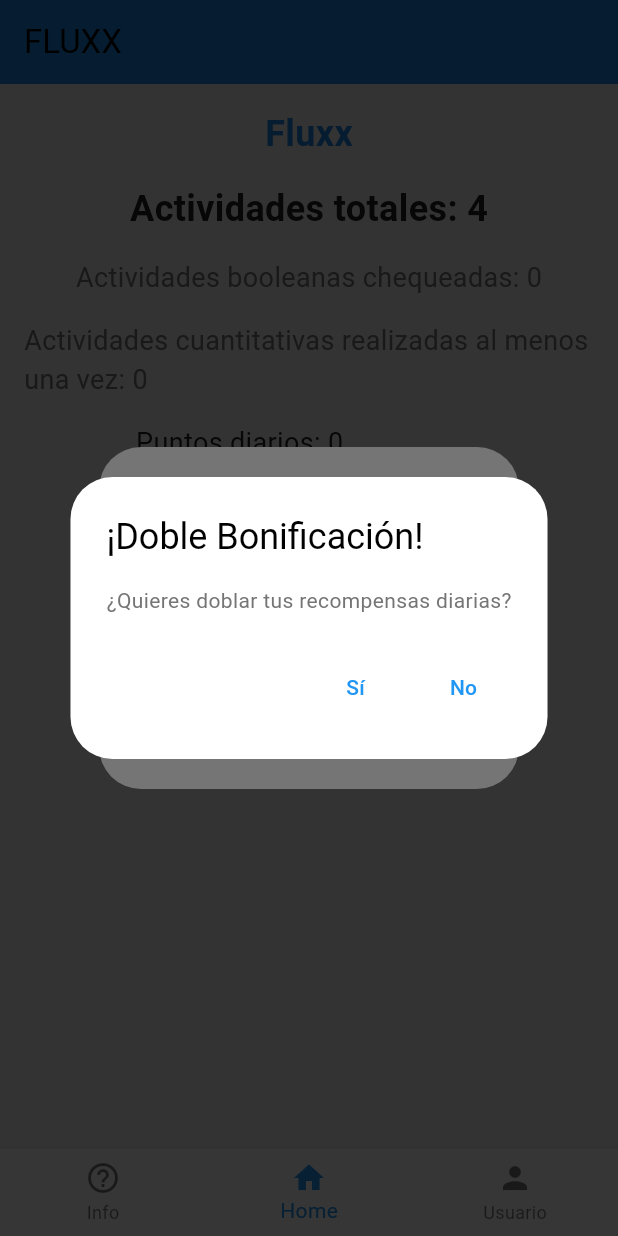
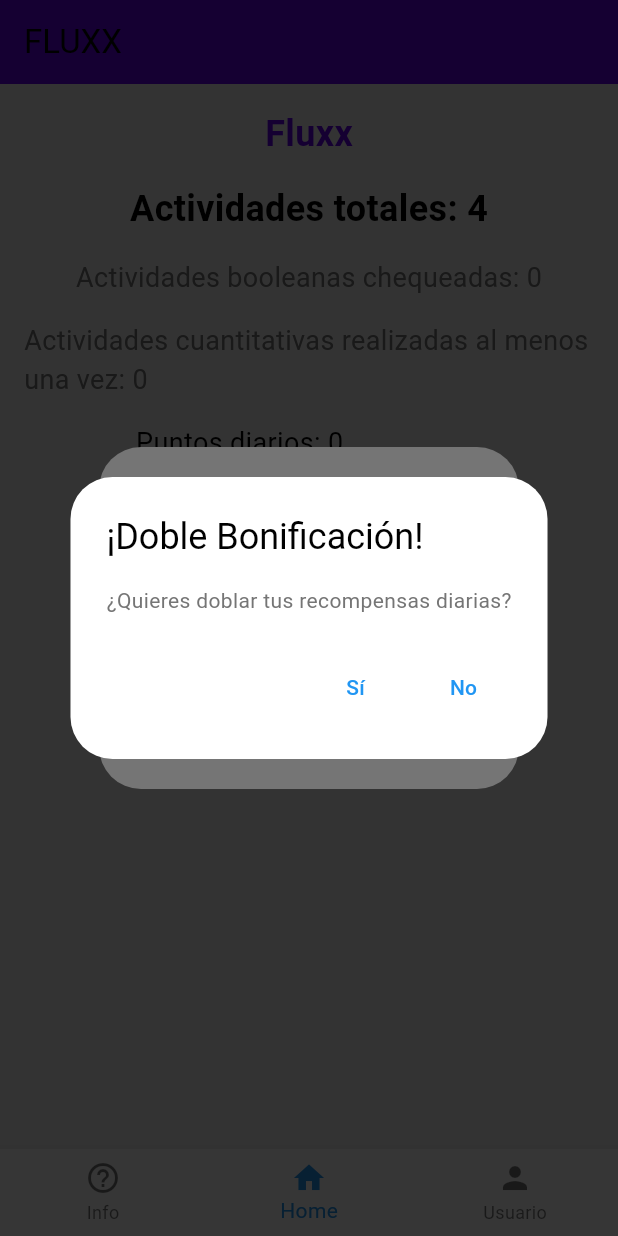
Before and after one commit to jfvenegass/Fluxx, a Flutter app: the HomePage screen opened by its route, item 2 of the bottom bar chosen, on a phone screen of 412 x 824 dp. Run offline on Flutter 3.47's test engine with Material 3 defaults, Android fonts, the phone set to English and light mode, and no system bars; our stand-ins replace get.

Commit message:
ya puse la info de la racha en el home

```diff
--- a/lib/colors.dart
+++ b/lib/colors.dart
@@ -1,7 +1,7 @@
 import 'package:flutter/material.dart';
 
-const Color primaryColor = Color(0xFF1E88E5); // Azul
-const Color accentColor = Color(0xFFD32F2F); // Rojo
-const Color backgroundColor = Color(0xFFF5F5F5); // Gris claro
-const Color textColor = Color(0xFF212121); // Negro
-const Color secondaryTextColor = Color(0xFF757575); // Gris oscuro
+const Color primaryColor = Color(0xFF6200EE);
+const Color accentColor = Color(0xFF03DAC5);
+const Color backgroundColor = Color(0xFFF5F5F5);
+const Color textColor = Color(0xFF000000);
+const Color secondaryTextColor = Color(0xFF757575);
--- a/lib/pages/home_page.dart
+++ b/lib/pages/home_page.dart
@@ -9,7 +9,7 @@ import 'package:app_movil/controllers/user.dart'; // Importa el modelo de usuari
 import 'package:app_movil/controllers/user_service.dart'; // Importa el servicio de usuario
 import 'package:app_movil/pages/widgets/daily_bonus_screen.dart'; // Importa la pantalla de bonificación diaria
 import 'package:app_movil/colors.dart'; // Importa los colores
-import 'user_info_screen.dart'; // Importa la pantalla de información del usuario
+import 'package:app_movil/pages/user_info_screen.dart'; // Importa la pantalla de información del usuario
 
 class HomePage extends StatefulWidget {
   const HomePage({super.key});
@@ -60,7 +60,7 @@ class HomePageState extends State<HomePage> {
       case 2:
         Navigator.push(
           context,
-          MaterialPageRoute(builder: (context) => UserInfoScreen()),
+          MaterialPageRoute(builder: (context) => const UserInfoScreen()), // Asegúrate de usar la clase correcta
         );
         break;
     }
@@ -97,6 +97,7 @@ class HomePageState extends State<HomePage> {
   @override
   Widget build(BuildContext context) {
     final ActivitiesController controller = Get.find();
+    final User user = Get.find(); // Obtén el usuario actual
     return Scaffold(
       appBar: AppBar(
         title: const Text('FLUXX'),
@@ -182,6 +183,15 @@ class HomePageState extends State<HomePage> {
                 },
                 child: const Text('Detalles'),
               ),
+              const SizedBox(height: 16.0),
+              Text(
+                'Racha diaria: ${user.streak} días',
+                style: const TextStyle(
+                  fontSize: 18,
+                  fontWeight: FontWeight.bold,
+                  color: primaryColor,
+                ),
+              ),
             ],
           ),
         ),
```
